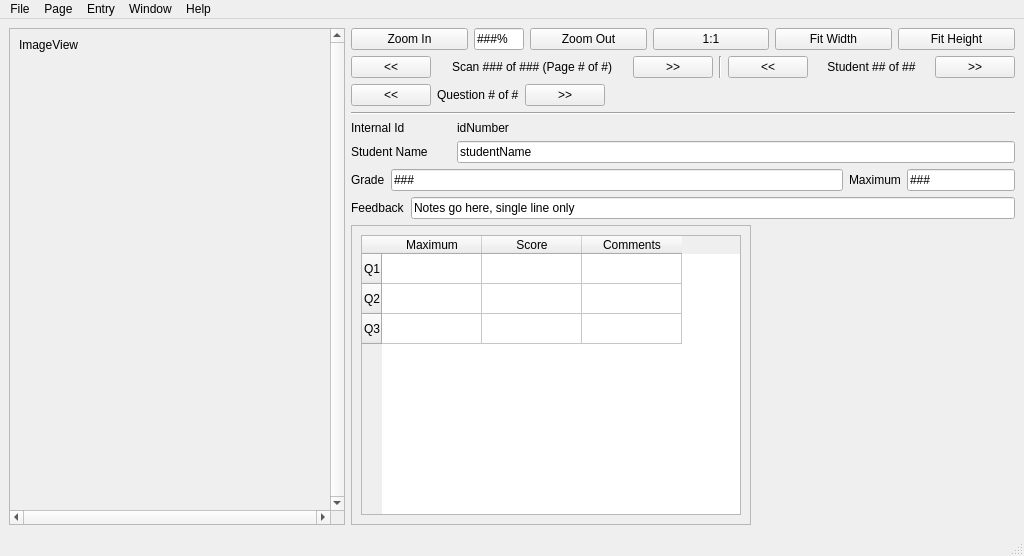
waynepiekarski/qtgrader, file mainwindow.ui: the form before one commit.
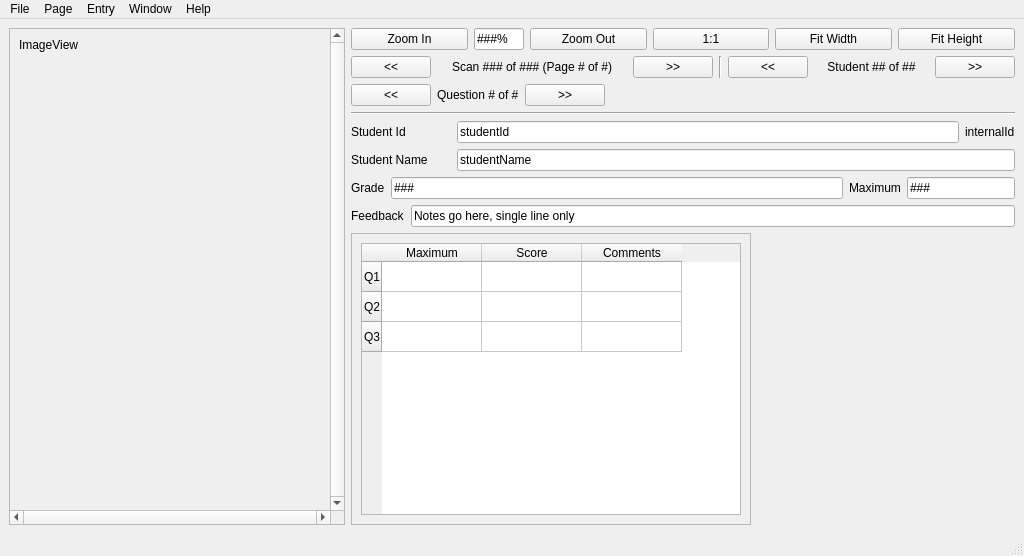
The form after the commit.

Commit message: Update the UI with the current question

Diff of the .ui file:
```diff
--- a/mainwindow.ui
+++ b/mainwindow.ui
@@ -323,23 +323,21 @@
              </size>
             </property>
             <property name="text">
-             <string>Internal Id</string>
+             <string>Student Id</string>
             </property>
            </widget>
           </item>
           <item>
-           <widget class="QLabel" name="idNumber">
-            <property name="sizePolicy">
-             <sizepolicy hsizetype="MinimumExpanding" vsizetype="Preferred">
-              <horstretch>0</horstretch>
-              <verstretch>0</verstretch>
-             </sizepolicy>
-            </property>
+           <widget class="QLineEdit" name="studentId">
             <property name="text">
-             <string>idNumber</string>
+             <string>studentId</string>
             </property>
-            <property name="alignment">
-             <set>Qt::AlignLeading|Qt::AlignLeft|Qt::AlignVCenter</set>
+           </widget>
+          </item>
+          <item>
+           <widget class="QLabel" name="studentNum">
+            <property name="text">
+             <string>internalId</string>
             </property>
            </widget>
           </item>
@@ -466,7 +464,7 @@
              <x>0</x>
              <y>0</y>
              <width>398</width>
-             <height>210</height>
+             <height>204</height>
             </rect>
            </property>
            <layout class="QHBoxLayout" name="horizontalLayout_8">
```
Left out of the diff: 4 changed lines with no effect on the pictures. The commit also changes 3 other files.
